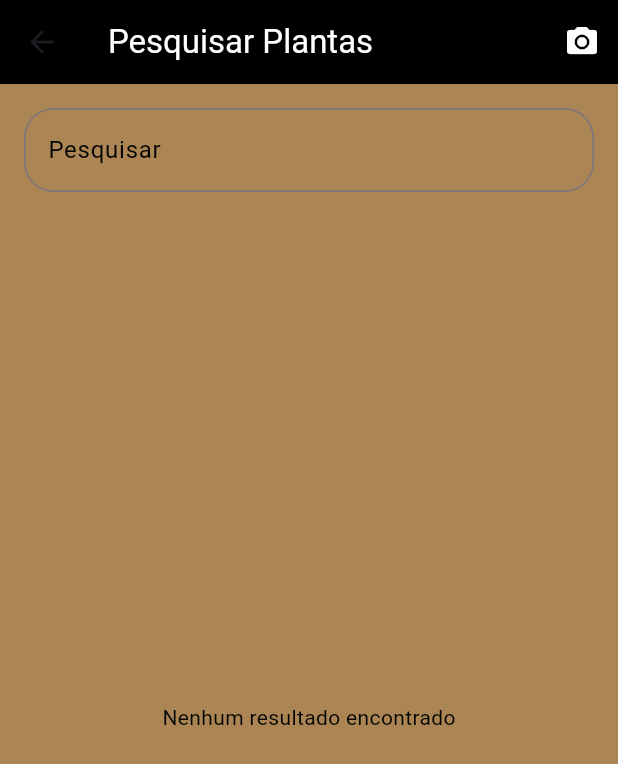
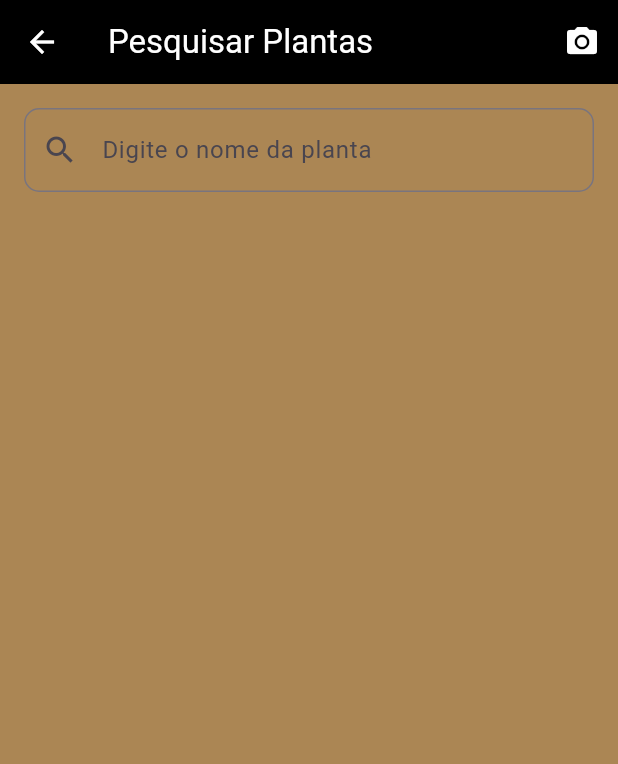
Before and after one commit to Maxixee/PlantIO, a Flutter app: the SearchScreen screen opened directly, on a phone screen of 412 x 824 dp. Shown: the top 764 px of the screen. Run offline on Flutter 3.47's test engine with Material 3 defaults, Android fonts, the light colour scheme and no system bars.

Commit message:
ajustes na tela de pesquisa

```diff
--- a/lib/main.dart
+++ b/lib/main.dart
@@ -3,6 +3,17 @@ import 'package:flutter/material.dart';
 void main() {
   runApp(PlantIOApp());
 }
+
+class Plant {
+  final String name;
+  final String description;
+
+  Plant({
+    required this.name,
+    required this.description,
+  });
+}
+
 
 class PlantIOApp extends StatelessWidget {
   @override
@@ -67,7 +78,6 @@ class FirstScreen extends StatelessWidget {
   }
 }
 
-
 class SearchScreen extends StatefulWidget {
   @override
   _SearchScreenState createState() => _SearchScreenState();
@@ -75,34 +85,71 @@ class SearchScreen extends StatefulWidget {
 
 class _SearchScreenState extends State<SearchScreen> {
   final TextEditingController _searchController = TextEditingController();
-  List<String> allResults = [
-    'Resultado 1',
-    'Resultado 2',
-    'Resultado 3',
-    'Resultado 4',
-    'Resultado 5',
-    'Resultado 6',
-    'Resultado 7',
-    'Resultado 8',
-    'Resultado 9',
-    'Resultado 10'
+  List<Plant> _allPlants = [
+    Plant(
+      name: 'Pé de morango',
+      description: 'Descrição: Planta que produz morangos.\n\n'
+          'Usos Medicinais: Melhora a digestão e ajuda a manter a saúde dos olhos.\n\n'
+          'Usos Gerais: Consumido como fruta, em sobremesas e sucos.\n\n'
+          'Curiosidades: Os morangos são tecnicamente um "fruto agregado".',
+    ),
+    Plant(
+      name: 'Pé de alface',
+      description: 'Descrição: Planta de alface popular em saladas.\n\n'
+          'Usos Medicinais: Possui propriedades calmantes e ajuda na digestão.\n\n'
+          'Usos Gerais: Consumido em saladas, sanduíches e pratos variados.\n\n'
+          'Curiosidades: A alface é uma das primeiras plantas cultivadas na história.',
+    ),
+    Plant(
+      name: 'Pé de tomate',
+      description: 'Descrição: Planta que dá tomates.\n\n'
+          'Usos Medicinais: Rica em licopeno, que pode ajudar a reduzir o risco de doenças cardíacas.\n\n'
+          'Usos Gerais: Usado em molhos, saladas e como ingrediente em diversos pratos.\n\n'
+          'Curiosidades: O tomate foi originalmente cultivado como planta ornamental.',
+    ),
+    Plant(
+      name: 'Pé de manjericão',
+      description: 'Descrição: Erva aromática usada em culinária.\n\n'
+          'Usos Medicinais: Possui propriedades antibacterianas e anti-inflamatórias.\n\n'
+          'Usos Gerais: Usado em molhos, pratos italianos e como tempero.\n\n'
+          'Curiosidades: Manjericão é um símbolo de amor e riqueza em algumas culturas.',
+    ),
+    Plant(
+      name: 'Pé de hortelã',
+      description: 'Descrição: Planta de hortelã usada para chás.\n\n'
+          'Usos Medicinais: Alivia problemas digestivos e é um descongestionante natural.\n\n'
+          'Usos Gerais: Usado em chás, sobremesas e como tempero.\n\n'
+          'Curiosidades: A hortelã pode crescer rapidamente e se espalhar se não for controlada.',
+    ),
   ];
-  List<String> filteredResults = [];
+  List<Plant> _filteredPlants = [];
 
   @override
   void initState() {
     super.initState();
-    _searchController.addListener(_filterResults);
+    _filteredPlants = [];
   }
 
-  void _filterResults() {
+  void _filterPlants(String query) {
     setState(() {
-      filteredResults = allResults
-          .where((result) => result
-              .toLowerCase()
-              .contains(_searchController.text.toLowerCase()))
+      if (query.isEmpty) {
+        _filteredPlants = [];
+      } else {
+        _filteredPlants = _allPlants
+            .where((plant) =>
+                plant.name.toLowerCase().contains(query.toLowerCase()))
             .toList();
+      }
     });
+  }
+
+  void _navigateToPlantInfo(Plant plant) {
+    Navigator.push(
+      context,
+      MaterialPageRoute(
+        builder: (context) => PlantInfoScreen(plant: plant),
+      ),
+    );
   }
 
   @override
@@ -115,62 +162,55 @@ class _SearchScreenState extends State<SearchScreen> {
           style: TextStyle(color: Colors.white),
         ),
         backgroundColor: Colors.black,
+        leading: IconButton(
+          icon: Icon(Icons.arrow_back, color: Colors.white),
+          onPressed: () {
+            Navigator.pop(context);
+          },
+        ),
         actions: [
           IconButton(
             icon: Icon(Icons.camera_alt, color: Colors.white),
             onPressed: () {
-              Navigator.push(
-                context,
-                MaterialPageRoute(builder: (context) => PlantInfoScreen()),
-              );
+              // Ação ao clicar no ícone de câmera
             },
           ),
         ],
       ),
       body: Padding(
-        padding: const EdgeInsets.all(16.0),
+        padding: EdgeInsets.all(16.0),
         child: Column(
           children: [
             TextField(
               controller: _searchController,
+              onChanged: _filterPlants,
               decoration: InputDecoration(
-                labelText: 'Pesquisar',
-                labelStyle: TextStyle(color: Colors.black),
+                hintText: 'Digite o nome da planta',
+                prefixIcon: Icon(Icons.search),
                 border: OutlineInputBorder(
-                  borderRadius: BorderRadius.circular(20),
-                  borderSide: BorderSide(color: Colors.black),
-                ),
-                focusedBorder: OutlineInputBorder(
-                  borderRadius: BorderRadius.circular(20),
-                  borderSide: BorderSide(color: Colors.black),
+                  borderRadius: BorderRadius.circular(10),
                 ),
               ),
-              style: TextStyle(color: Colors.black),
             ),
             SizedBox(height: 20),
+            if (_searchController.text.isNotEmpty) // Verifica se o campo de pesquisa não está vazio
               Expanded(
-              child: filteredResults.isEmpty
-                  ? Center(
-                      child: Text(
-                        'Nenhum resultado encontrado',
-                        style: TextStyle(color: Colors.black),
-                      ),
-                    )
-                  : ListView.builder(
-                      itemCount: filteredResults.length,
+                child: ListView.builder(
+                  itemCount: _filteredPlants.length,
                   itemBuilder: (context, index) {
                     return Card(
                       color: Colors.black,
                       shape: RoundedRectangleBorder(
-                            borderRadius: BorderRadius.circular(15),
+                        borderRadius: BorderRadius.circular(10),
                       ),
+                      margin: EdgeInsets.symmetric(vertical: 8),
                       child: ListTile(
                         title: Text(
-                              filteredResults[index],
+                          _filteredPlants[index].name,
                           style: TextStyle(color: Colors.white),
                         ),
                         onTap: () {
-                              // Ação ao clicar em um resultado
+                          _navigateToPlantInfo(_filteredPlants[index]);
                         },
                       ),
                     );
@@ -182,18 +222,13 @@ class _SearchScreenState extends State<SearchScreen> {
       ),
     );
   }
-
-  @override
-  void dispose() {
-    _searchController.removeListener(_filterResults);
-    _searchController.dispose();
-    super.dispose();
-  }
 }
 
+class PlantInfoScreen extends StatelessWidget {
+  final Plant plant;
 
+  PlantInfoScreen({required this.plant});
 
-class PlantInfoScreen extends StatelessWidget {
   @override
   Widget build(BuildContext context) {
     return Scaffold(
@@ -211,7 +246,8 @@ class PlantInfoScreen extends StatelessWidget {
           },
         ),
       ),
-      body: Center(
+      body: Padding(
+        padding: EdgeInsets.all(16.0),
         child: Column(
           mainAxisAlignment: MainAxisAlignment.center,
           children: [
@@ -222,7 +258,7 @@ class PlantInfoScreen extends StatelessWidget {
             ),
             SizedBox(height: 20),
             Text(
-              'Pé de morango',
+              plant.name,
               style: TextStyle(
                 fontFamily: 'Roboto',
                 fontSize: 24,
@@ -238,9 +274,9 @@ class PlantInfoScreen extends StatelessWidget {
                 borderRadius: BorderRadius.circular(10),
               ),
               child: Text(
-                'Consumir morangos regularmente pode melhorar a saúde do coração, regular o açúcar no sangue, e fornecer fibras essenciais para a digestão.',
+                plant.description,
                 style: TextStyle(color: Colors.white),
-                textAlign: TextAlign.center,
+                textAlign: TextAlign.left,
               ),
             ),
             SizedBox(height: 30),
@@ -266,7 +302,7 @@ class PlantInfoScreen extends StatelessWidget {
                 ),
                 ElevatedButton(
                   onPressed: () {
-                    // Ação ao clicar no botão Consultar saberes
+                    // Ação ao clicar no botão Buscar
                   },
                   style: ElevatedButton.styleFrom(
                     backgroundColor: Colors.black,
```
Lines whose indentation alone changed are shown as unchanged.
